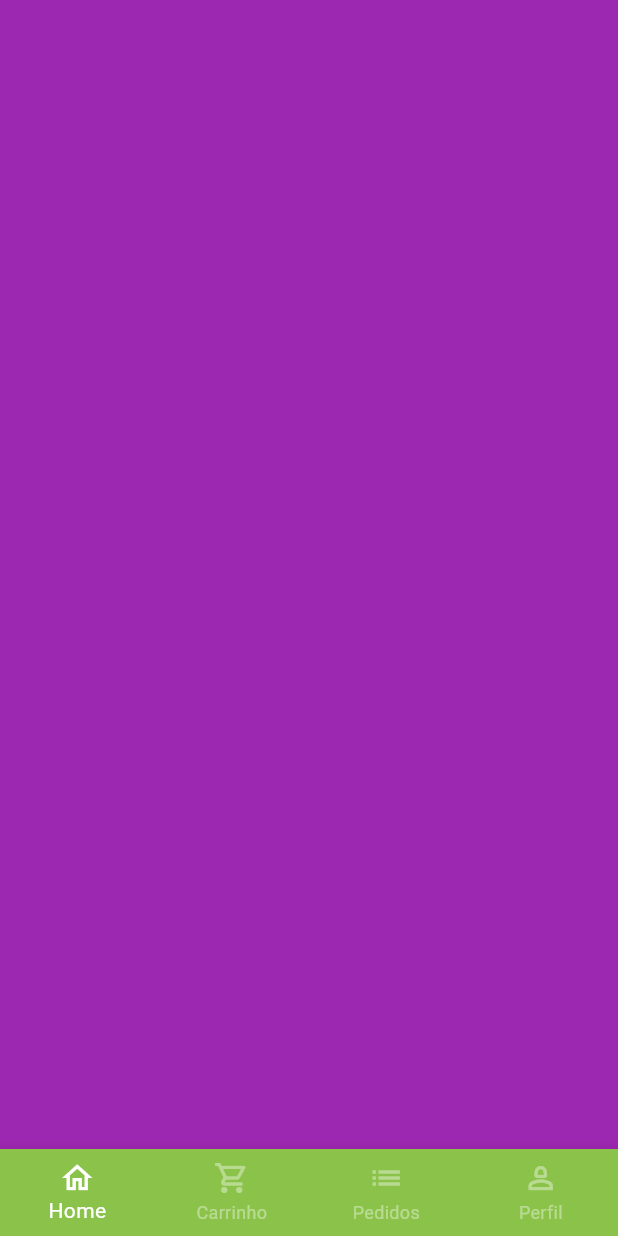
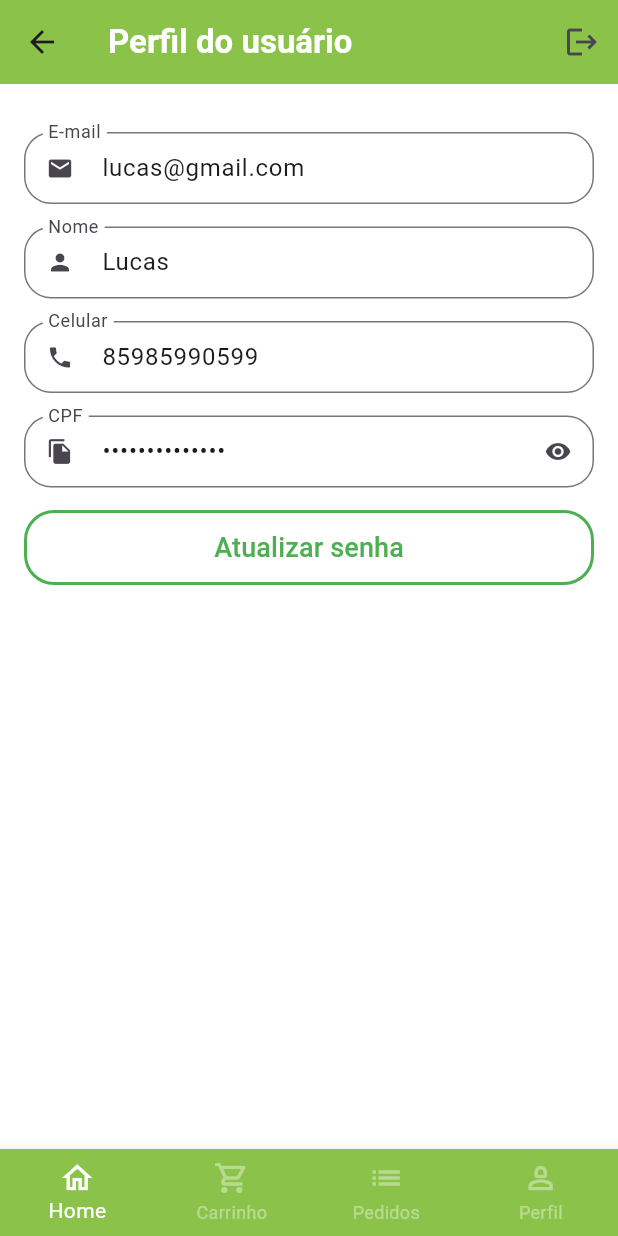
Before and after one commit to lucasgcsousa/greengrocer, a Flutter app: the BaseScreen screen opened directly, swiped to page 4, on a phone screen of 412 x 824 dp. Run offline on Flutter 3.47's test engine with Material 3 defaults, Android fonts, the phone set to English and light mode, and no system bars; our stand-ins replace animated_text_kit, mask_text_input_formatter.

Commit message:
profile tab

```diff
--- a/lib/src/config/app_data.dart
+++ b/lib/src/config/app_data.dart
@@ -1,6 +1,7 @@
 
 import 'package:greengrocer/src/models/cart_item_model.dart';
 import 'package:greengrocer/src/models/item_model.dart';
+import 'package:greengrocer/src/models/user_model.dart';
 
 ItemModel apple = ItemModel(
   description:
@@ -91,3 +92,12 @@ List<ItemModel> items = [
       quantity: 3
     ),
   ];
+
+
+  UserModel user = UserModel(
+    phone: '85985990599',
+    cpf: '111.111.111-11',
+    email: 'lucas@gmail.com',
+    name: 'Lucas',
+    password: '123456l',
+    );
--- a/lib/src/pages/auth/sing_in_screen.dart
+++ b/lib/src/pages/auth/sing_in_screen.dart
@@ -1,6 +1,6 @@
 import 'package:animated_text_kit/animated_text_kit.dart';
 import 'package:flutter/material.dart';
-import 'package:greengrocer/src/pages/auth/components/custom_text_field.dart';
+import 'package:greengrocer/src/pages/common_widgets/custom_text_field.dart';
 import 'package:greengrocer/src/pages/auth/sing_up_screen.dart';
 import 'package:greengrocer/src/pages/base/base_screen.dart';
 import 'package:greengrocer/src/config/custom_colors.dart';
--- a/lib/src/pages/auth/sing_up_screen.dart
+++ b/lib/src/pages/auth/sing_up_screen.dart
@@ -1,5 +1,5 @@
 import 'package:flutter/material.dart';
-import 'package:greengrocer/src/pages/auth/components/custom_text_field.dart';
+import 'package:greengrocer/src/pages/common_widgets/custom_text_field.dart';
 import 'package:greengrocer/src/config/custom_colors.dart';
 import 'package:mask_text_input_formatter/mask_text_input_formatter.dart';
 
--- a/lib/src/pages/base/base_screen.dart
+++ b/lib/src/pages/base/base_screen.dart
@@ -2,6 +2,7 @@ import 'package:flutter/material.dart';
 import 'package:greengrocer/src/config/custom_colors.dart';
 import 'package:greengrocer/src/pages/cart/cart_tab.dart';
 import 'package:greengrocer/src/pages/home/home_tab.dart';
+import 'package:greengrocer/src/pages/profile/profile_tab.dart';
 
 class BaseScreen extends StatefulWidget {
   const BaseScreen({super.key});
@@ -23,13 +24,11 @@ class _BaseScreenState extends State<BaseScreen> {
         controller: pageController,
         children: [
           const HomeTab(),
-          CartTab(),
+          const CartTab(),
           Container(color: Colors.blue,),
-          Container(color: Colors.purple,),
+          const ProfileTab(),
         ],
       ),
-
-
       bottomNavigationBar: BottomNavigationBar(
         currentIndex: currentIndex,
         onTap: (index) {
--- a/lib/src/pages/auth/components/custom_text_field.dart
+++ b/lib/src/pages/common_widgets/custom_text_field.dart
@@ -6,7 +6,8 @@ class CustomTextField extends StatefulWidget {
   final String label;
   final bool isSecret;
   final List<TextInputFormatter>? inputFormatters;
-
+  final String? initialValue;
+  final bool readOnly;
 
    const CustomTextField({
     super.key,
@@ -14,6 +15,8 @@ class CustomTextField extends StatefulWidget {
     required this.label,
     this.isSecret = false,
     this.inputFormatters,
+    this.initialValue,
+    this.readOnly = false,
     });
 
   @override
@@ -37,6 +40,8 @@ class _CustomTextFieldState extends State<CustomTextField> {
     return Padding(
       padding: const EdgeInsets.only(bottom: 15),
       child: TextFormField(
+        readOnly: widget.readOnly,
+        initialValue: widget.initialValue,
         inputFormatters: widget.inputFormatters,
         obscureText: isObscure,
         decoration: InputDecoration(
--- /dev/null
+++ b/lib/src/pages/profile/profile_tab.dart
@@ -0,0 +1,168 @@
+import 'package:flutter/material.dart';
+import 'package:greengrocer/src/config/custom_colors.dart';
+import 'package:greengrocer/src/pages/common_widgets/custom_text_field.dart';
+import 'package:greengrocer/src/config/app_data.dart' as appData;
+
+class ProfileTab extends StatefulWidget {
+  const ProfileTab({super.key});
+
+  @override
+  State<ProfileTab> createState() => _ProfileTabState();
+}
+
+class _ProfileTabState extends State<ProfileTab> {
+  @override
+  Widget build(BuildContext context) {
+    return Scaffold(
+      appBar: AppBar(
+        backgroundColor: CustomColors.customSwatchColor,
+          title:const Text(
+            'Perfil do usuário',
+            style: TextStyle(
+              color: Colors.white,
+              fontWeight: FontWeight.bold,
+            ),
+          ),
+        actions: [
+          IconButton(onPressed:() {},
+            icon: const Icon(
+              Icons.logout,
+            ),
+          ),
+        ],
+      ),
+
+      body: ListView(
+        physics: const BouncingScrollPhysics(),
+        padding: const EdgeInsets.fromLTRB(16, 32, 16, 16),
+        children: [
+          CustomTextField(
+            readOnly: true,
+            initialValue: appData.user.email ,
+            icon: Icons.email,
+            label: 'E-mail',
+          ),
+          CustomTextField(
+            readOnly: true,
+            initialValue: appData.user.name,
+            icon: Icons.person,
+            label: 'Nome',
+          ),
+          CustomTextField(
+            readOnly: true,
+            initialValue: appData.user.phone,
+            icon: Icons.phone,
+            label: 'Celular',
+          ),
+          CustomTextField(
+            readOnly: true,
+            initialValue: appData.user.cpf,
+            icon: Icons.file_copy,
+            label: 'CPF', isSecret: true,
+          ),
+
+          SizedBox(
+              height: 50,
+              child: OutlinedButton(
+                style: OutlinedButton.styleFrom(
+                  shape: RoundedRectangleBorder(
+                    borderRadius: BorderRadius.circular(20)
+                  ),
+                  side: BorderSide(
+                          width: 2,
+                          color: Colors.green
+                  ),
+                ),
+                onPressed: () {
+                  updatePassword();
+                },
+              child: const Text(
+                'Atualizar senha',
+                style: TextStyle(
+                  fontSize: 18,
+                  color: Colors.green
+                ),
+              ),
+            ),
+          ),
+        ],
+      ),
+    );
+  }
+
+  Future<bool?> updatePassword() {
+    return showDialog(context: context, builder:(context) {
+      return Dialog(
+        shape: RoundedRectangleBorder(
+          borderRadius: BorderRadiusGeometry.circular(20),
+        ),
+        child: Stack(
+          children: [
+            Padding(
+              padding: const EdgeInsets.all(16),
+              child: Column(
+                crossAxisAlignment: CrossAxisAlignment.stretch,
+                mainAxisSize: MainAxisSize.min,
+                children: [
+                  //Título
+                  const Padding(
+                    padding: EdgeInsets.symmetric(vertical: 12),
+                    child: Text('Atualização de senha',
+                      textAlign: TextAlign.center,
+                      style: TextStyle(
+                      fontSize: 18,
+                      fontWeight: FontWeight.bold,
+                    ),),
+                  ),
+
+                  //Senha atual
+                  const CustomTextField(isSecret: true, icon: Icons.lock, label: 'Senha atual'),
+
+                  //Nova senha
+                  const CustomTextField(isSecret: true, icon: Icons.lock_outline, label: 'Nova senha'),
+
+                  //Confirmação nova senha
+                  const CustomTextField(isSecret: true, icon: Icons.lock_outline, label: 'Confirmar nova senha'),
+
+                  //Botão confirmação
+                  SizedBox(
+                    height: 50,
+                    child: ElevatedButton(
+                      style: ElevatedButton.styleFrom(
+                        shape: RoundedRectangleBorder(
+                          borderRadius: BorderRadius.circular(18),
+                        ),
+                        backgroundColor: Colors.green,
+                        foregroundColor: Colors.white,
+                      ),
+                      onPressed: (){},
+                      child: const Text(
+                        'Atualizar',
+                        style: TextStyle(
+                          fontSize: 18,
+                          fontWeight: FontWeight.bold,
+                        ),
+                      ),
+                    ),
+                  ),
+                ],
+              ),
+            ),
+
+            Positioned(
+              top: 5,
+              right: 5,
+              child: IconButton(
+                onPressed:() {
+                  Navigator.of(context).pop();
+                },
+                icon: const Icon(Icons.close),
+              ),
+            ),
+          ],
+        )
+      );
+    },
+    );
+  }
+}
```
Also changed, not shown: lib/src/models/user_model.dart (added, +15 -0 lines), lib/src/pages/cart/cart_tab.dart (+77 -5 lines), lib/src/pages/cart/components/cart_tile.dart (+21 -8 lines), lib/src/pages/common_widgets/quantity_widget.dart (+6 -3 lines).
